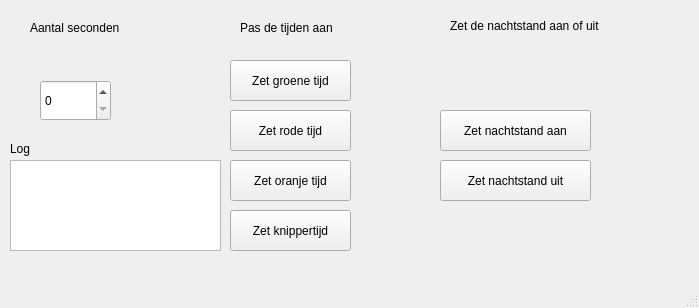
Above: GUI Jeroen en Rien/pcapplicatiegui/hoofdscherm.ui from Elora/verkeersplein before the change. Below: the same form after it.
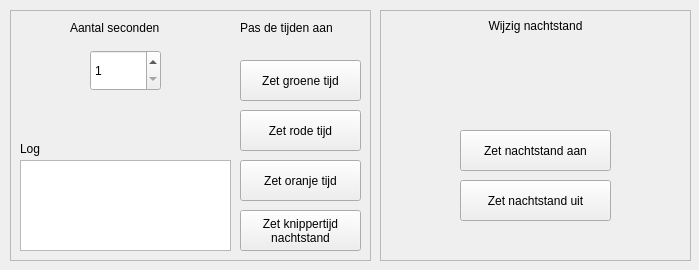
That is the form after the change.

Patch:
```diff
--- a/GUI Jeroen en Rien/pcapplicatiegui/hoofdscherm.ui
+++ b/GUI Jeroen en Rien/pcapplicatiegui/hoofdscherm.ui
@@ -7,27 +7,17 @@
     <x>0</x>
     <y>0</y>
     <width>699</width>
-    <height>308</height>
+    <height>270</height>
    </rect>
   </property>
   <property name="windowTitle">
    <string>HoofdScherm</string>
   </property>
   <widget class="QWidget" name="centralWidget">
-   <widget class="QSpinBox" name="spinBox">
-    <property name="geometry">
-     <rect>
-      <x>40</x>
-      <y>80</y>
-      <width>71</width>
-      <height>41</height>
-     </rect>
-    </property>
-   </widget>
    <widget class="QPushButton" name="groenButton">
     <property name="geometry">
      <rect>
-      <x>230</x>
+      <x>240</x>
       <y>60</y>
       <width>121</width>
       <height>41</height>
@@ -36,11 +26,14 @@
     <property name="text">
      <string>Zet groene tijd</string>
     </property>
+    <property name="checkable">
+     <bool>false</bool>
+    </property>
    </widget>
    <widget class="QPushButton" name="roodButton">
     <property name="geometry">
      <rect>
-      <x>230</x>
+      <x>240</x>
       <y>110</y>
       <width>121</width>
       <height>41</height>
@@ -53,7 +46,7 @@
    <widget class="QPushButton" name="oranjeButton">
     <property name="geometry">
      <rect>
-      <x>230</x>
+      <x>240</x>
       <y>160</y>
       <width>121</width>
       <height>41</height>
@@ -66,21 +59,22 @@
    <widget class="QPushButton" name="knipperButton">
     <property name="geometry">
      <rect>
-      <x>230</x>
+      <x>240</x>
       <y>210</y>
       <width>121</width>
       <height>41</height>
      </rect>
     </property>
     <property name="text">
-     <string>Zet knippertijd</string>
+     <string>Zet knippertijd
+nachtstand</string>
     </property>
    </widget>
    <widget class="QPushButton" name="nachtAanButton">
     <property name="geometry">
      <rect>
-      <x>440</x>
-      <y>110</y>
+      <x>460</x>
+      <y>130</y>
       <width>151</width>
       <height>41</height>
      </rect>
@@ -92,8 +86,8 @@
    <widget class="QPushButton" name="nachtUitButton">
     <property name="geometry">
      <rect>
-      <x>440</x>
-      <y>160</y>
+      <x>460</x>
+      <y>180</y>
       <width>151</width>
       <height>41</height>
      </rect>
@@ -102,19 +96,6 @@
      <string>Zet nachtstand uit</string>
     </property>
    </widget>
-   <widget class="QLabel" name="label">
-    <property name="geometry">
-     <rect>
-      <x>450</x>
-      <y>10</y>
-      <width>151</width>
-      <height>31</height>
-     </rect>
-    </property>
-    <property name="text">
-     <string>Zet de nachtstand aan of uit</string>
-    </property>
-   </widget>
    <widget class="QLabel" name="label_2">
     <property name="geometry">
      <rect>
@@ -131,9 +112,9 @@
    <widget class="QLabel" name="label_3">
     <property name="geometry">
      <rect>
-      <x>30</x>
+      <x>70</x>
       <y>20</y>
-      <width>91</width>
+      <width>121</width>
       <height>16</height>
      </rect>
     </property>
@@ -144,7 +125,7 @@
    <widget class="QTextBrowser" name="infoLog">
     <property name="geometry">
      <rect>
-      <x>10</x>
+      <x>20</x>
       <y>160</y>
       <width>211</width>
       <height>91</height>
@@ -154,7 +135,7 @@
    <widget class="QLabel" name="label_4">
     <property name="geometry">
      <rect>
-      <x>10</x>
+      <x>20</x>
       <y>140</y>
       <width>62</width>
       <height>17</height>
@@ -164,18 +145,83 @@
      <string>Log</string>
     </property>
    </widget>
+   <widget class="QFrame" name="frame">
+    <property name="geometry">
+     <rect>
+      <x>10</x>
+      <y>10</y>
+      <width>361</width>
+      <height>251</height>
+     </rect>
+    </property>
+    <property name="frameShape">
+     <enum>QFrame::StyledPanel</enum>
+    </property>
+    <property name="frameShadow">
+     <enum>QFrame::Raised</enum>
+    </property>
+    <widget class="QSpinBox" name="spinBox">
+     <property name="geometry">
+      <rect>
+       <x>80</x>
+       <y>40</y>
+       <width>71</width>
+       <height>41</height>
+      </rect>
+     </property>
+     <property name="minimum">
+      <number>1</number>
+     </property>
+    </widget>
+   </widget>
+   <widget class="QFrame" name="frame_2">
+    <property name="geometry">
+     <rect>
+      <x>380</x>
+      <y>10</y>
+      <width>311</width>
+      <height>251</height>
+     </rect>
+    </property>
+    <property name="frameShape">
+     <enum>QFrame::StyledPanel</enum>
+    </property>
+    <property name="frameShadow">
+     <enum>QFrame::Raised</enum>
+    </property>
+    <widget class="QLabel" name="label">
+     <property name="geometry">
+      <rect>
+       <x>90</x>
+       <y>0</y>
+       <width>131</width>
+       <height>31</height>
+      </rect>
+     </property>
+     <property name="layoutDirection">
+      <enum>Qt::LeftToRight</enum>
+     </property>
+     <property name="text">
+      <string>Wijzig nachtstand</string>
+     </property>
+     <property name="alignment">
+      <set>Qt::AlignCenter</set>
+     </property>
+    </widget>
+   </widget>
+   <zorder>frame_2</zorder>
+   <zorder>frame</zorder>
+   <zorder>groenButton</zorder>
+   <zorder>roodButton</zorder>
+   <zorder>oranjeButton</zorder>
+   <zorder>knipperButton</zorder>
+   <zorder>nachtAanButton</zorder>
+   <zorder>nachtUitButton</zorder>
+   <zorder>label_2</zorder>
+   <zorder>label_3</zorder>
+   <zorder>infoLog</zorder>
+   <zorder>label_4</zorder>
   </widget>
-  <widget class="QMenuBar" name="menuBar">
-   <property name="geometry">
-    <rect>
-     <x>0</x>
-     <y>0</y>
-     <width>699</width>
-     <height>23</height>
-    </rect>
-   </property>
-  </widget>
-  <widget class="QStatusBar" name="statusBar"/>
  </widget>
  <layoutdefault spacing="6" margin="11"/>
  <resources/>
```
Left out of the diff: 5 changed lines with no effect on the pictures.
